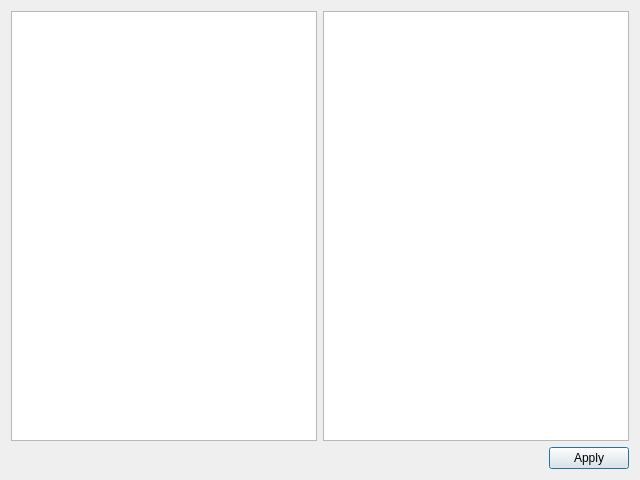
Qt form dsvedit/text_editor.ui (LagoLunatic/DSVEdit) before a commit.
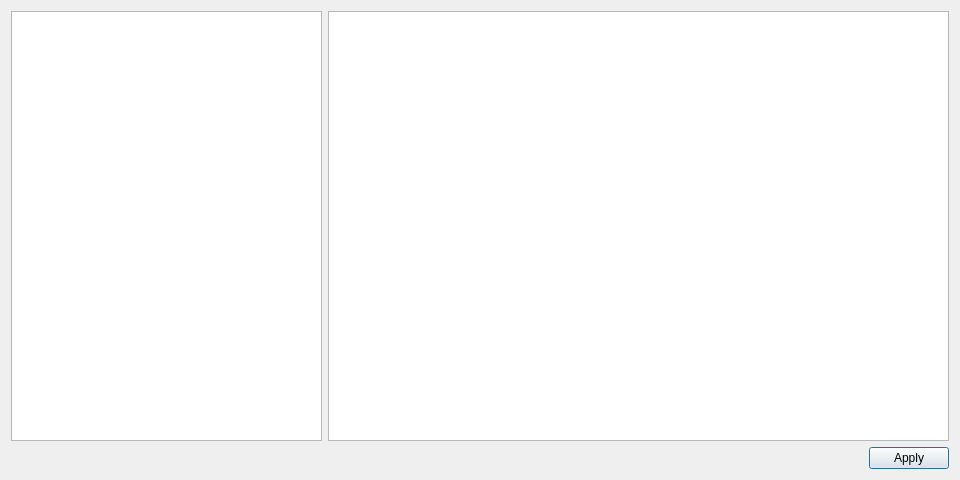
The same form after that commit.

Commit message: Text editor: Increase dialog size

```diff
--- a/dsvedit/text_editor.ui
+++ b/dsvedit/text_editor.ui
@@ -6,7 +6,7 @@
    <rect>
     <x>0</x>
     <y>0</y>
-    <width>640</width>
+    <width>960</width>
     <height>480</height>
    </rect>
   </property>
@@ -15,7 +15,7 @@
   </property>
   <layout class="QVBoxLayout" name="verticalLayout">
    <item>
-    <layout class="QHBoxLayout" name="horizontalLayout_2">
+    <layout class="QHBoxLayout" name="horizontalLayout_2" stretch="1,2">
      <item>
       <widget class="QListWidget" name="text_list"/>
      </item>
```
The commit also changes 1 other file.
